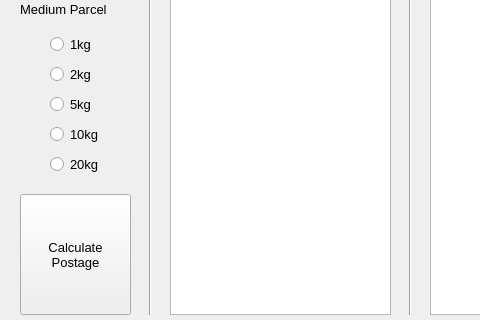
The window that StampCalculator/ui/StampCalculator.ui (psidex/StampCalculator) describes before a commit, drawn with Qt 5; both pictures show x 0 to 480 and y 116 to 436 of the 954 by 436 pixel window.
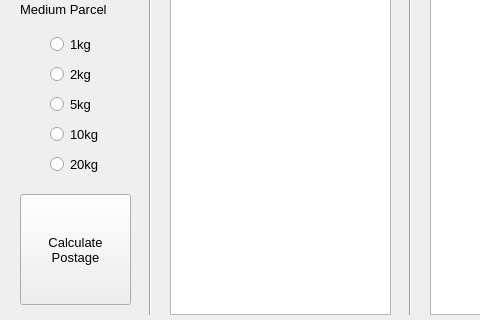
The same window after the commit. Icons and pictures are not drawn.

What changed in the file:
```diff
--- a/StampCalculator/ui/StampCalculator.ui
+++ b/StampCalculator/ui/StampCalculator.ui
@@ -22,6 +22,9 @@
    <iconset>
     <normaloff>icon.ico</normaloff>icon.ico</iconset>
   </property>
+  <property name="styleSheet">
+   <string notr="true"/>
+  </property>
   <widget class="QWidget" name="centralwidget">
    <widget class="QLabel" name="small_parcel_label">
     <property name="geometry">
@@ -191,7 +194,7 @@
       <x>20</x>
       <y>310</y>
       <width>111</width>
-      <height>121</height>
+      <height>111</height>
      </rect>
     </property>
     <property name="font">
@@ -199,9 +202,6 @@
       <pointsize>10</pointsize>
      </font>
     </property>
-    <property name="styleSheet">
-     <string notr="true"/>
-    </property>
     <property name="text">
      <string>Calculate
 Postage</string>
```
